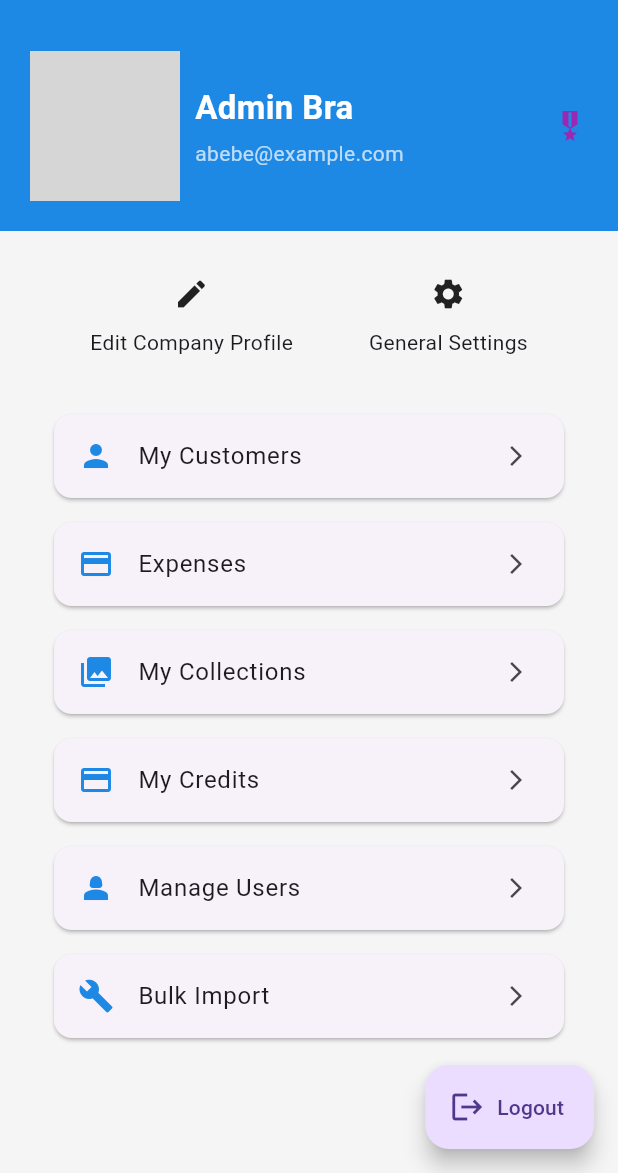
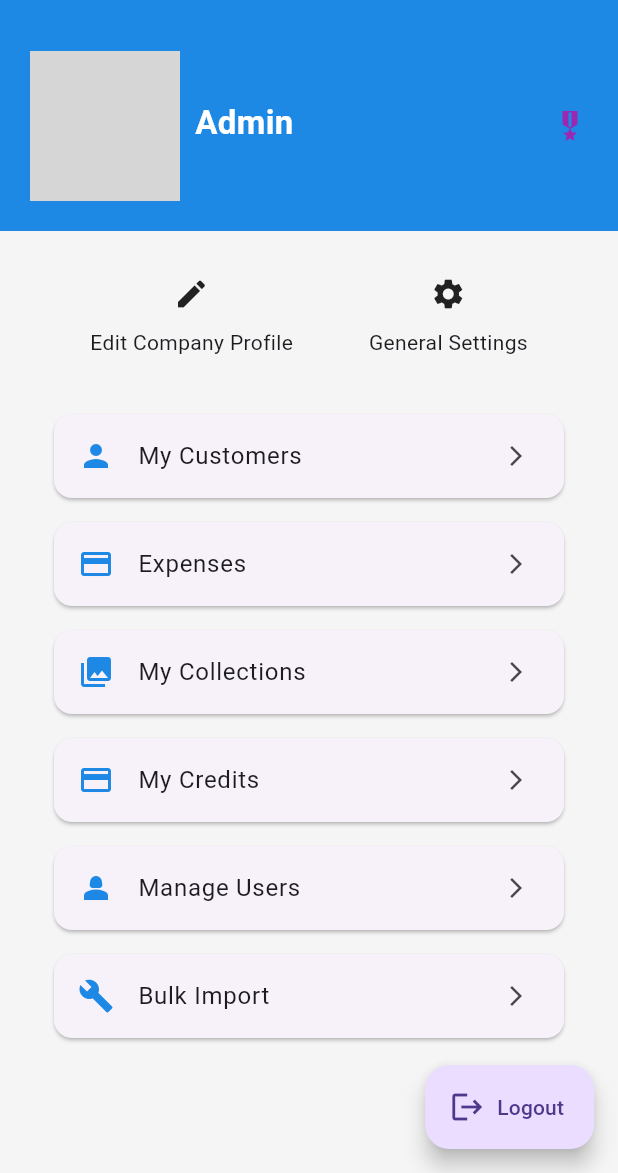
Before and after one commit to surafelbit/inventory_app_prac, a Flutter app: the AdminProfileScreen screen opened directly, on a phone screen of 412 x 824 dp, the part 63-1236 px from its top. Run offline on Flutter 3.47's test engine with Material 3 defaults, Android fonts, the phone set to English and light mode, and no system bars; our stand-ins replace flutter_riverpod, fluttertoast, shared_preferences; accounts and stored records are empty; network calls fail; grey boxes are pictures that could not be loaded.

Commit message:
fixing the user state

```diff
--- a/lib/feautres/profile/presentation/admin_profile_screen.dart
+++ b/lib/feautres/profile/presentation/admin_profile_screen.dart
@@ -371,9 +371,12 @@ class _AdminProfileScreenState extends ConsumerState<AdminProfileScreen> {
   Widget build(BuildContext context) {
     final authState = ref.read(authProvider);
     print('this is the user ');
-    print(authState.user?.name);
+    print(authState.admin?.firstName);
     print('this is the user ');
-    final userName = authState.user?.name ?? 'Admin Bra'; // fallback if null
+    final userName = ((authState.admin?.firstName ?? 'Admin ') +
+        (" ") +
+        (authState.admin?.lastName ?? '')); // fallback if null
+
     return Scaffold(
       backgroundColor: Colors.grey[100],
       appBar: AppBar(
@@ -412,10 +415,6 @@ class _AdminProfileScreenState extends ConsumerState<AdminProfileScreen> {
                             ),
                           ),
                           const SizedBox(height: 5),
-                          const Text(
-                            'abebe@example.com',
-                            style: TextStyle(color: Colors.white70),
-                          ),
                         ],
                       ),
                     ],
@@ -693,7 +692,7 @@ class _AdminProfileScreenState extends ConsumerState<AdminProfileScreen> {
                                         // Close the inner modal
                                         Navigator.pop(innerModalContext);
 
-                                        // Show validation error toastc
+                                        // Show validation error toast
                                         Fluttertoast.showToast(
                                           msg: "Please enter a branch name",
                                           toastLength: Toast.LENGTH_LONG,
--- a/lib/feautres/profile/presentation/profile_screen.dart
+++ b/lib/feautres/profile/presentation/profile_screen.dart
@@ -58,10 +58,6 @@ class _ProfileScreenState extends ConsumerState<ProfileScreen> {
                                       fontWeight: FontWeight.bold),
                                 ),
                                 const SizedBox(width: 5),
-                                const Text(
-                                  'abebe@example.com',
-                                  style: TextStyle(color: Colors.white70),
-                                ),
                               ],
                             ),
                           ),
```
Also changed, not shown: flutter_01.png (added).
